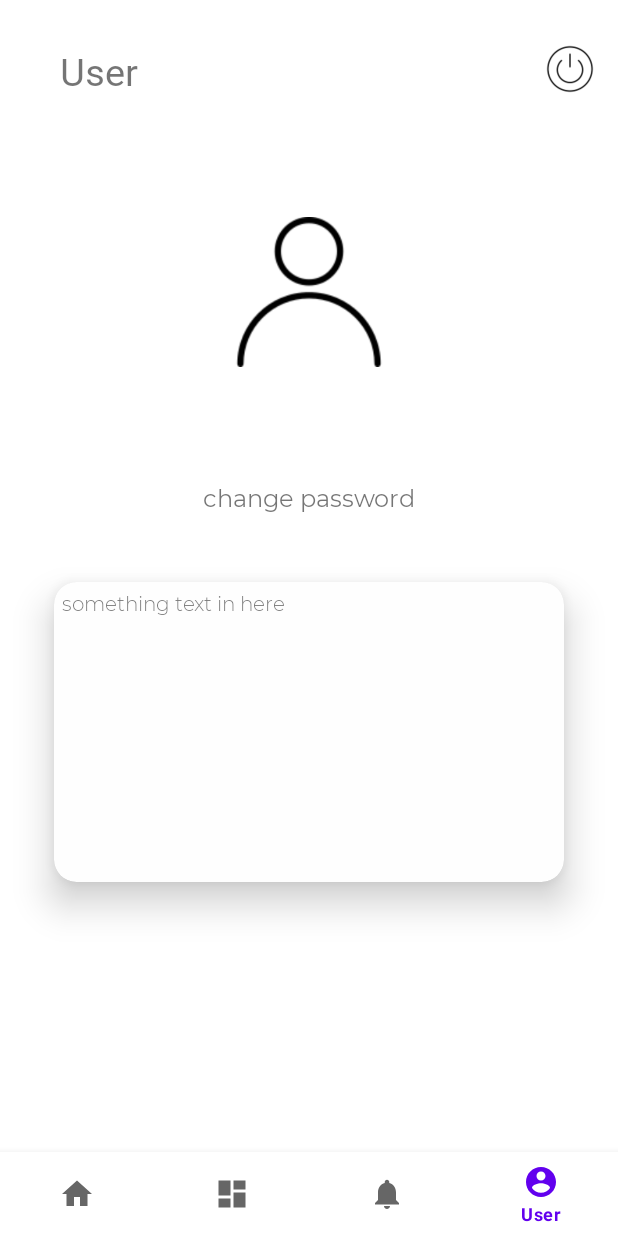
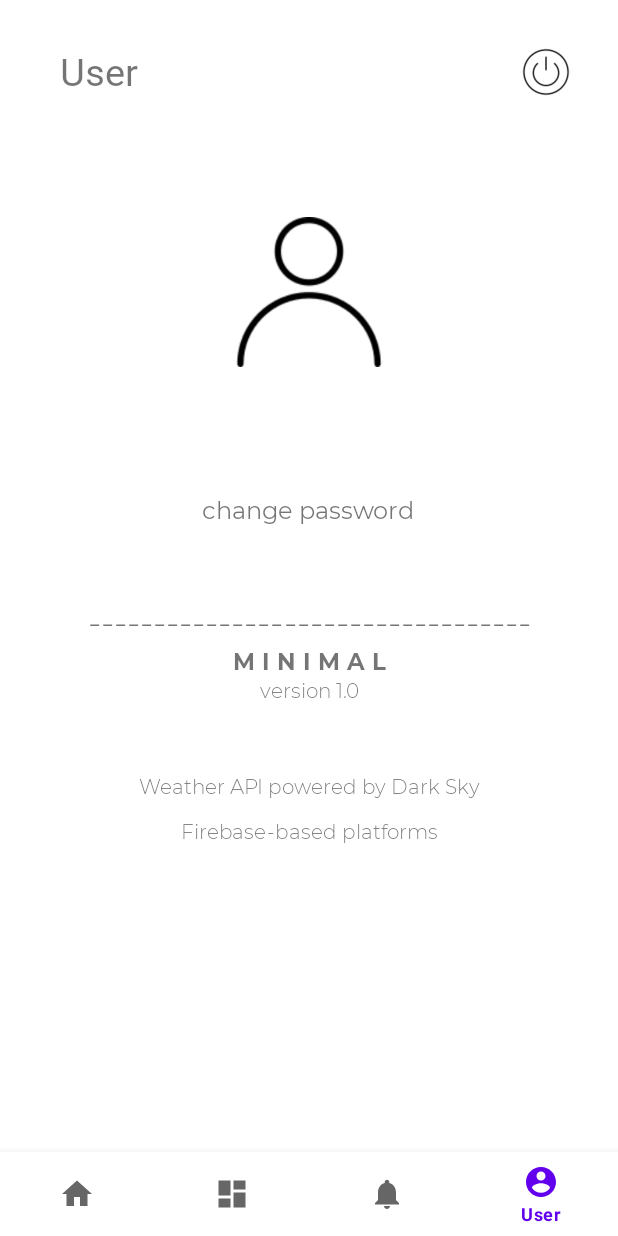
Before and after one commit to kietdh/Minimal, an Android app: the UserFragment screen opened through its navigation route, on a phone screen of 412 x 824 dp. Run offline under Robolectric (Android 15) with nearby library versions, the phone set to English and light mode, and no system bars; our stand-ins replace Firebase (no records; nobody signed in at launch, a user with empty details on screens opened directly), navigation-ui; libraries missing offline, so code that uses them is left out: com.loopj.android, cz.msebera.android; 3 statements that could not run were skipped.

Commit message:
Update UI.

```diff
--- a/app/src/main/res/layout/fragment_user.xml
+++ b/app/src/main/res/layout/fragment_user.xml
@@ -11,8 +11,8 @@
         android:id="@+id/btnLogout"
         android:layout_width="32dp"
         android:layout_height="32dp"
-        android:layout_marginTop="30dp"
-        android:layout_marginEnd="16dp"
+        android:layout_marginTop="32dp"
+        android:layout_marginEnd="32dp"
         android:src="@drawable/turn_off"
         app:layout_constraintEnd_toEndOf="parent"
         app:layout_constraintTop_toTopOf="parent" />
@@ -66,36 +66,81 @@
         android:id="@+id/btnChangePwd"
         android:layout_width="wrap_content"
         android:layout_height="wrap_content"
-        android:layout_marginTop="16dp"
+        android:layout_marginTop="24dp"
         android:fontFamily="@font/montserrat_regular"
         android:text="@string/change_pwd"
         android:textSize="16sp"
         app:layout_constraintEnd_toEndOf="parent"
+        app:layout_constraintHorizontal_bias="0.498"
         app:layout_constraintStart_toStartOf="parent"
         app:layout_constraintTop_toBottomOf="@+id/txtEmail" />
 
-    <com.google.android.material.card.MaterialCardView
-        android:layout_width="340dp"
-        android:layout_height="200dp"
-        android:layout_marginTop="45dp"
-        android:backgroundTint="@color/light_card"
-        android:fadingEdgeLength="5dp"
-        android:padding="0dp"
-        app:cardCornerRadius="15dp"
-        app:cardElevation="15dp"
-        app:layout_constraintEnd_toEndOf="parent"
-        app:layout_constraintStart_toStartOf="parent"
-        app:layout_constraintTop_toBottomOf="@+id/btnChangePwd">
+    <TextView
+        android:id="@+id/textView11"
+        android:layout_width="match_parent"
+        android:layout_height="wrap_content"
+        android:layout_marginTop="48dp"
+        android:fontFamily="@font/montserrat_light"
+        android:text="@string/symbol"
+        android:textAlignment="center"
+        android:textSize="23sp"
+        app:layout_constraintBottom_toBottomOf="parent"
+        app:layout_constraintTop_toBottomOf="@+id/btnChangePwd"
+        app:layout_constraintVertical_bias="0.0"
+        tools:layout_editor_absoluteX="0dp" />
 
-        <TextView
-            android:layout_width="match_parent"
-            android:layout_height="match_parent"
-            android:fontFamily="@font/montserrat_light"
-            android:padding="5dp"
-            android:text="@string/text"
-            android:textSize="13sp" />
+    <TextView
+        android:id="@+id/textView12"
+        android:layout_width="match_parent"
+        android:layout_height="wrap_content"
+        android:fontFamily="@font/montserrat_bold"
+        android:text="M I N I M A L"
+        android:textAlignment="center"
+        android:textSize="15sp"
+        app:layout_constraintBottom_toBottomOf="parent"
+        app:layout_constraintTop_toBottomOf="@+id/textView11"
+        app:layout_constraintVertical_bias="0.0"
+        tools:layout_editor_absoluteX="0dp" />
 
-    </com.google.android.material.card.MaterialCardView>
+    <TextView
+        android:id="@+id/textView13"
+        android:layout_width="match_parent"
+        android:layout_height="wrap_content"
+        android:fontFamily="@font/montserrat_light"
+        android:text="version 1.0"
+        android:textAlignment="center"
+        android:textSize="13sp"
+        app:layout_constraintBottom_toBottomOf="parent"
+        app:layout_constraintTop_toBottomOf="@+id/textView12"
+        app:layout_constraintVertical_bias="0.0"
+        tools:layout_editor_absoluteX="0dp" />
+
+    <TextView
+        android:id="@+id/textView14"
+        android:layout_width="match_parent"
+        android:layout_height="wrap_content"
+        android:layout_marginTop="28dp"
+        android:fontFamily="@font/montserrat_light"
+        android:text="Weather API powered by Dark Sky"
+        android:textAlignment="center"
+        android:textSize="13sp"
+        app:layout_constraintBottom_toBottomOf="parent"
+        app:layout_constraintTop_toBottomOf="@+id/textView13"
+        app:layout_constraintVertical_bias="0.058"
+        tools:layout_editor_absoluteX="0dp" />
+
+    <TextView
+        android:layout_width="match_parent"
+        android:layout_height="wrap_content"
+        android:layout_marginTop="8dp"
+        android:fontFamily="@font/montserrat_light"
+        android:text="Firebase-based platforms"
+        android:textAlignment="center"
+        android:textSize="13sp"
+        app:layout_constraintBottom_toBottomOf="parent"
+        app:layout_constraintTop_toBottomOf="@+id/textView14"
+        app:layout_constraintVertical_bias="0.016"
+        tools:layout_editor_absoluteX="0dp" />
 
 
 </androidx.constraintlayout.widget.ConstraintLayout>
--- a/app/src/main/res/values/strings.xml
+++ b/app/src/main/res/values/strings.xml
@@ -49,7 +49,10 @@
     <string name="good_morning">Good morning, </string>
     <string name="good_afternoon">Good afternoon, </string>
     <string name="good_night">Good night, </string>
-
+    <string name="copyright">Copyright by Jay Kit</string>
+    <string name="thank">Thank you for using, hope you will have a great experience with this application.
+This product is part of my graduation project, thanks to my family, teachers, and friends for always supporting and helping me complete this product as best as possible.</string>
+    <string name="symbol">----------------------------------</string>
     <!-- This string used for Fragment title -->
     <string name="dashboard">Dashboard</string>
     <string name="notifications">Notifications</string>
```
Also changed, not shown: app/src/main/java/com/jaykit/minimal/ui/dashboard/DashboardFragment.java (+9 -0 lines), app/src/main/res/layout/fragment_home.xml (+62 -12 lines).
